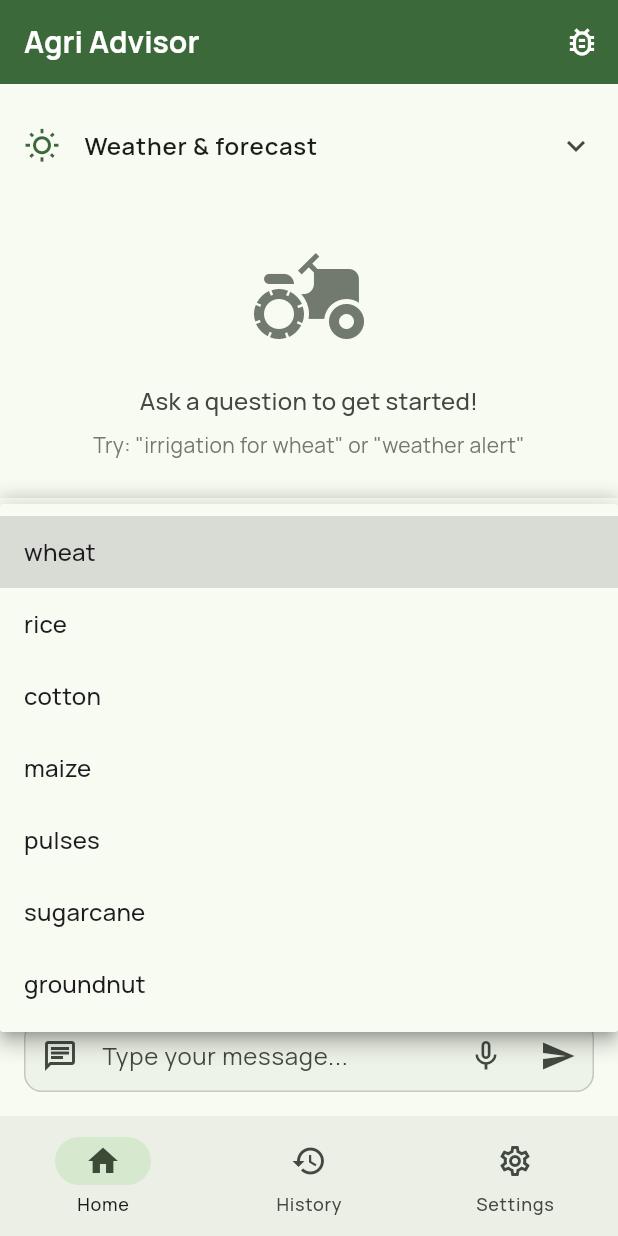
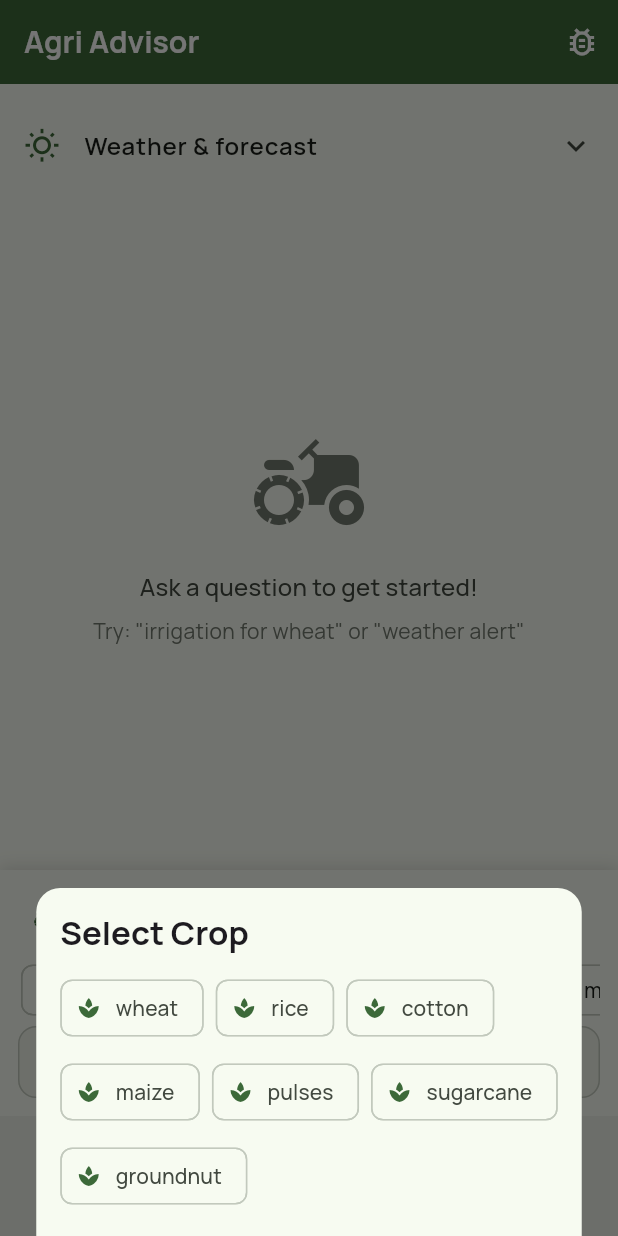
Before and after one commit to Adwaithpv/KrishMitra-AI, a Flutter app: the screen it shows after launch, after a tap on "Crop", on a phone screen of 412 x 824 dp. Run offline on Flutter 3.47's test engine with Material 3 defaults, Android fonts, the phone set to English and light mode, and no system bars; our stand-ins replace flutter_markdown, flutter_tts, geocoding, geolocator, google_fonts, shared_preferences and 1 more; accounts and stored records are empty.

Commit message:
Add chat message handling in AgriProvider and update HomeScreen for chat interface. Introduced ChatMessage model to manage user and agent messages. Enhanced UI to display chat history and integrate speech-to-text functionality. Improved crop selection and suggestion features for better user interaction. Updated analytics to log new chat queries.

```diff
--- /dev/null
+++ b/clients/mobile/lib/models/chat_message.dart
@@ -0,0 +1,15 @@
+import 'query_response.dart';
+
+class ChatMessage {
+  final bool isUser;
+  final String text;
+  final QueryResponse? response;
+  final DateTime timestamp;
+
+  ChatMessage({
+    required this.isUser,
+    required this.text,
+    this.response,
+    DateTime? timestamp,
+  }) : timestamp = timestamp ?? DateTime.now();
+}
--- a/clients/mobile/lib/screens/home_screen.dart
+++ b/clients/mobile/lib/screens/home_screen.dart
@@ -2,10 +2,14 @@ import 'package:flutter/material.dart';
 import 'package:provider/provider.dart';
 import 'package:speech_to_text/speech_to_text.dart';
 import 'package:flutter_tts/flutter_tts.dart';
+import 'package:flutter/services.dart';
+import 'package:flutter/rendering.dart';
 import '../providers/agri_provider.dart';
 import '../models/query_response.dart';
 import '../widgets/weather_forecast_widget.dart';
 import '../widgets/response_card.dart';
+import '../models/chat_message.dart';
+import '../widgets/chat_bubble.dart';
 
 class HomeScreen extends StatefulWidget {
   const HomeScreen({super.key});
@@ -21,6 +25,10 @@ class _HomeScreenState extends State<HomeScreen> {
   bool _isListening = false;
   bool _isSpeaking = false;
   bool _debugMode = false; // Toggle for supervisor testing
+  bool _showSuggestions = true;
+  final ScrollController _chatController = ScrollController();
+  final GlobalKey _composerKey = GlobalKey();
+  double _composerHeight = 0;
 
   @override
   void initState() {
@@ -45,6 +53,36 @@ class _HomeScreenState extends State<HomeScreen> {
     await _flutterTts.setSpeechRate(0.5);
     await _flutterTts.setVolume(1.0);
     await _flutterTts.setPitch(1.0);
+
+    // Handlers to keep UI state in sync with TTS engine
+    _flutterTts.setStartHandler(() {
+      if (mounted) {
+        setState(() {
+          _isSpeaking = true;
+        });
+      }
+    });
+    _flutterTts.setCompletionHandler(() {
+      if (mounted) {
+        setState(() {
+          _isSpeaking = false;
+        });
+      }
+    });
+    _flutterTts.setCancelHandler(() {
+      if (mounted) {
+        setState(() {
+          _isSpeaking = false;
+        });
+      }
+    });
+    _flutterTts.setErrorHandler((message) {
+      if (mounted) {
+        setState(() {
+          _isSpeaking = false;
+        });
+      }
+    });
   }
 
   Future<void> _startListening() async {
@@ -72,16 +110,17 @@ class _HomeScreenState extends State<HomeScreen> {
     });
   }
 
-  Future<void> _speakText(String text) async {
-    if (!_isSpeaking) {
-      setState(() {
-        _isSpeaking = true;
-      });
-      await _flutterTts.speak(text);
+  Future<void> _toggleSpeak(String text) async {
+    if (_isSpeaking) {
+      await _flutterTts.stop();
+      if (mounted) {
         setState(() {
           _isSpeaking = false;
         });
       }
+      return;
+    }
+    await _flutterTts.speak(text);
   }
 
   Future<void> _sendQuery() async {
@@ -132,6 +171,11 @@ class _HomeScreenState extends State<HomeScreen> {
       ),
       body: Consumer<AgriProvider>(
         builder: (context, provider, child) {
+          // Measure composer, then scroll to bottom with the correct spacer
+          WidgetsBinding.instance.addPostFrameCallback((_) {
+            _updateComposerHeight();
+            _scrollToBottom();
+          });
           return Column(
             children: [
               // Compact weather section (expandable)
@@ -157,20 +201,35 @@ class _HomeScreenState extends State<HomeScreen> {
               ),
               // Chat list fills available space
               Expanded(
-                child: provider.history.isEmpty
+                child: provider.messages.isEmpty
                     ? const _EmptyState()
                     : ListView.builder(
-                        padding: const EdgeInsets.symmetric(horizontal: 16, vertical: 8),
-                        reverse: true,
-                        itemCount: provider.history.length,
+                        controller: _chatController,
+                        padding: const EdgeInsets.fromLTRB(16, 8, 16, 8),
+                        itemCount: provider.messages.length + 1,
                         itemBuilder: (context, index) {
-                          final response = provider.history[provider.history.length - 1 - index];
+                          if (index == provider.messages.length) {
+                            final bottomInset = MediaQuery.of(context).viewInsets.bottom;
+                            final spacer = (_composerHeight + bottomInset + 24).clamp(24, 400);
+                            return SizedBox(height: spacer.toDouble());
+                          }
+                          final msg = provider.messages[index];
                           return Padding(
-                            padding: const EdgeInsets.only(bottom: 8),
-                            child: ResponseCard(
-                              response: response,
-                              onSpeak: () => _speakText(response.answer),
-                              isSpeaking: _isSpeaking,
+                            padding: const EdgeInsets.symmetric(vertical: 6),
+                            child: ChatBubble(
+                              message: msg,
+                              onCopy: msg.isUser
+                                  ? null
+                                  : () async {
+                                      await Clipboard.setData(ClipboardData(text: msg.text));
+                                      if (context.mounted) {
+                                        ScaffoldMessenger.of(context).showSnackBar(
+                                          const SnackBar(content: Text('Copied to clipboard')),
+                                        );
+                                      }
+                                    },
+                              onSpeak: msg.isUser ? null : () => _toggleSpeak(msg.text),
+                              isSpeaking: _isSpeaking && !msg.isUser,
                             ),
                           );
                         },
@@ -182,7 +241,8 @@ class _HomeScreenState extends State<HomeScreen> {
               SafeArea(
                 top: false,
                 child: Container(
-                  padding: const EdgeInsets.fromLTRB(16, 12, 16, 16),
+                  key: _composerKey,
+                  padding: const EdgeInsets.fromLTRB(12, 8, 12, 12),
                   decoration: BoxDecoration(
                     color: Theme.of(context).scaffoldBackgroundColor,
                     boxShadow: const [
@@ -196,30 +256,36 @@ class _HomeScreenState extends State<HomeScreen> {
                   child: Column(
                     mainAxisSize: MainAxisSize.min,
                     children: [
-                      // Crop selection (kept, but compact)
-                      DropdownButtonFormField<String>(
-                        isDense: true,
-                        decoration: const InputDecoration(
-                          labelText: 'Crop',
-                          prefixIcon: Icon(Icons.agriculture_outlined),
+                      // Accessory row: compact controls
+                      Row(
+                        children: [
+                          TextButton.icon(
+                            style: TextButton.styleFrom(
+                              padding: const EdgeInsets.symmetric(horizontal: 10, vertical: 6),
+                              visualDensity: VisualDensity.compact,
                             ),
-                        value: provider.userCrop,
-                        items: [
-                          'wheat', 'rice', 'cotton', 'maize',
-                          'pulses', 'sugarcane', 'groundnut'
-                        ].map((String value) {
-                          return DropdownMenuItem<String>(
-                            value: value,
-                            child: Text(value),
+                            onPressed: () => _openCropPicker(context),
+                            icon: const Icon(Icons.agriculture_outlined, size: 18),
+                            label: Text(provider.userCrop != null ? provider.userCrop! : 'Crop'),
+                          ),
+                          const SizedBox(width: 8),
+                          FilterChip(
+                            selected: _showSuggestions,
+                            onSelected: (v) => setState(() => _showSuggestions = v),
+                            label: const Text('Suggestions'),
+                            avatar: const Icon(Icons.bolt, size: 16),
+                          ),
+                        ],
+                      ),
+                      const SizedBox(height: 6),
+                      if (_showSuggestions)
+                        _SuggestionRow(onPick: (s) {
+                          _queryController.text = s;
+                          _queryController.selection = TextSelection.fromPosition(
+                            TextPosition(offset: _queryController.text.length),
                           );
-                        }).toList(),
-                        onChanged: (value) {
-                          if (value != null) provider.setUserCrop(value);
-                        },
-                      ),
-                      const SizedBox(height: 8),
-                      const _SuggestionChips(),
-                      const SizedBox(height: 8),
+                        }),
+                      const SizedBox(height: 6),
                       TextField(
                         controller: _queryController,
                         minLines: 1,
@@ -251,7 +317,7 @@ class _HomeScreenState extends State<HomeScreen> {
                       if (provider.error.isNotEmpty)
                         Container(
                           width: double.infinity,
-                          margin: const EdgeInsets.only(top: 8),
+                          margin: const EdgeInsets.only(top: 6),
                           padding: const EdgeInsets.all(8),
                           decoration: BoxDecoration(
                             color: Colors.red.shade100,
@@ -278,14 +344,83 @@ class _HomeScreenState extends State<HomeScreen> {
     _queryController.dispose();
     _speechToText.cancel();
     _flutterTts.stop();
+    _chatController.dispose();
     super.dispose();
   }
 
+  Future<void> _openCropPicker(BuildContext context) async {
+    final provider = Provider.of<AgriProvider>(context, listen: false);
+    final crops = <String>['wheat', 'rice', 'cotton', 'maize', 'pulses', 'sugarcane', 'groundnut'];
+    final theme = Theme.of(context);
 
+    await showModalBottomSheet(
+      context: context,
+      backgroundColor: theme.colorScheme.surface,
+      shape: const RoundedRectangleBorder(
+        borderRadius: BorderRadius.vertical(top: Radius.circular(16)),
+      ),
+      builder: (context) {
+        return SafeArea(
+          top: false,
+          child: Padding(
+            padding: const EdgeInsets.all(16),
+            child: Column(
+              mainAxisSize: MainAxisSize.min,
+              crossAxisAlignment: CrossAxisAlignment.start,
+              children: [
+                Text('Select Crop', style: theme.textTheme.titleLarge?.copyWith(fontWeight: FontWeight.w700)),
+                const SizedBox(height: 12),
+                Wrap(
+                  spacing: 8,
+                  runSpacing: 8,
+                  children: crops.map((c) {
+                    final selected = provider.userCrop == c;
+                    return ChoiceChip(
+                      label: Text(c),
+                      selected: selected,
+                      onSelected: (_) {
+                        provider.setUserCrop(c);
+                        Navigator.pop(context);
+                      },
+                      avatar: const Icon(Icons.spa, size: 16),
+                    );
+                  }).toList(),
+                ),
+              ],
+            ),
+          ),
+        );
+      },
+    );
   }
 
-class _SuggestionChips extends StatelessWidget {
-  const _SuggestionChips();
+  void _scrollToBottom() {
+    if (!_chatController.hasClients) return;
+    _chatController.animateTo(
+      _chatController.position.maxScrollExtent,
+      duration: const Duration(milliseconds: 250),
+      curve: Curves.easeOut,
+    );
+  }
+
+  void _updateComposerHeight() {
+    final ctx = _composerKey.currentContext;
+    if (ctx == null) return;
+    final box = ctx.findRenderObject();
+    if (box is RenderBox) {
+      final newHeight = box.size.height;
+      if ((newHeight - _composerHeight).abs() > 1) {
+        setState(() {
+          _composerHeight = newHeight;
+        });
+      }
+    }
+  }
+}
+
+class _SuggestionRow extends StatelessWidget {
+  final void Function(String) onPick;
+  const _SuggestionRow({required this.onPick});
 
   @override
   Widget build(BuildContext context) {
@@ -297,28 +432,23 @@ class _SuggestionChips extends StatelessWidget {
       'fertilizer recommendation',
       'best sowing time',
     ];
-
-    return Align(
-      alignment: Alignment.centerLeft,
-      child: Wrap(
-        spacing: 8,
-        runSpacing: 8,
-        children: suggestions
-            .map((s) => ActionChip(
-                  label: Text(s),
+    return SizedBox(
+      height: 36,
+      child: ListView.separated(
+        scrollDirection: Axis.horizontal,
+        padding: const EdgeInsets.symmetric(horizontal: 2),
+        itemCount: suggestions.length,
+        separatorBuilder: (_, __) => const SizedBox(width: 8),
+        itemBuilder: (context, index) {
+          final s = suggestions[index];
+          return ActionChip(
+            label: Text(s, overflow: TextOverflow.ellipsis),
             avatar: const Icon(Icons.bolt, size: 16),
-                  onPressed: () {
-                    // Find the _HomeScreenState to access the controller
-                    final homeState = context.findAncestorStateOfType<_HomeScreenState>();
-                    if (homeState != null) {
-                      homeState._queryController.text = s;
-                      homeState._queryController.selection = TextSelection.fromPosition(
-                        TextPosition(offset: homeState._queryController.text.length),
+            onPressed: () => onPick(s),
+            visualDensity: VisualDensity.compact,
+            materialTapTargetSize: MaterialTapTargetSize.shrinkWrap,
           );
-                    }
         },
-                ))
-            .toList(),
       ),
     );
   }
```
Also changed, not shown: clients/mobile/lib/providers/agri_provider.dart (+17 -0 lines), clients/mobile/lib/widgets/chat_bubble.dart (added, +189 -0 lines), 5 other files. Lines whose indentation alone changed are shown as unchanged.
